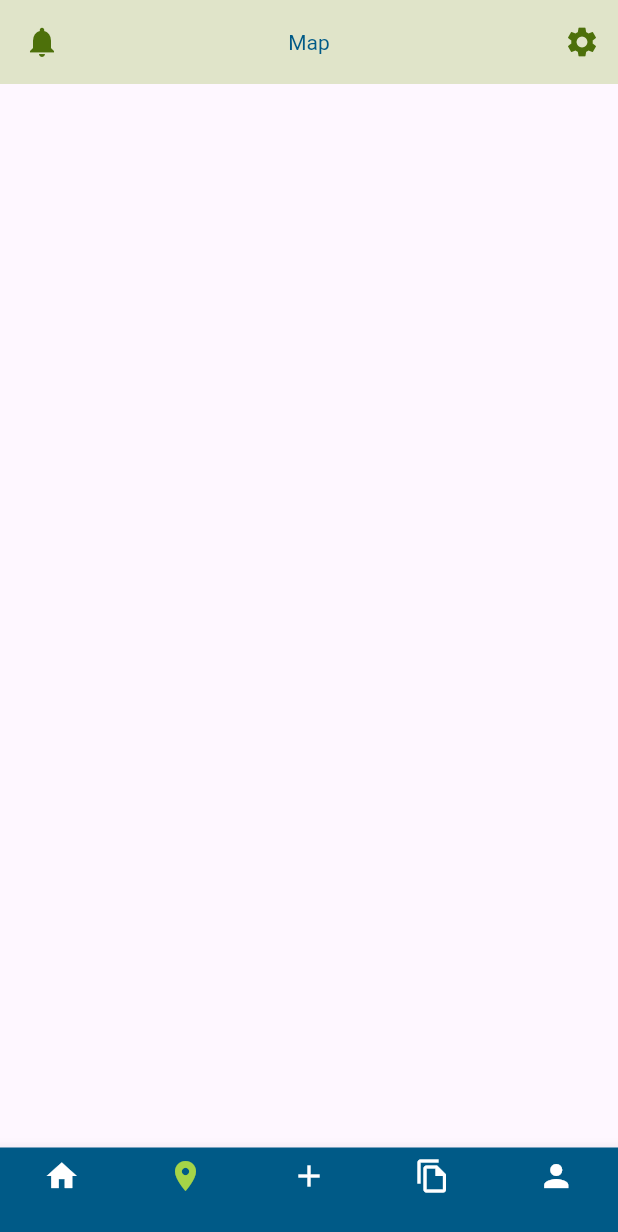
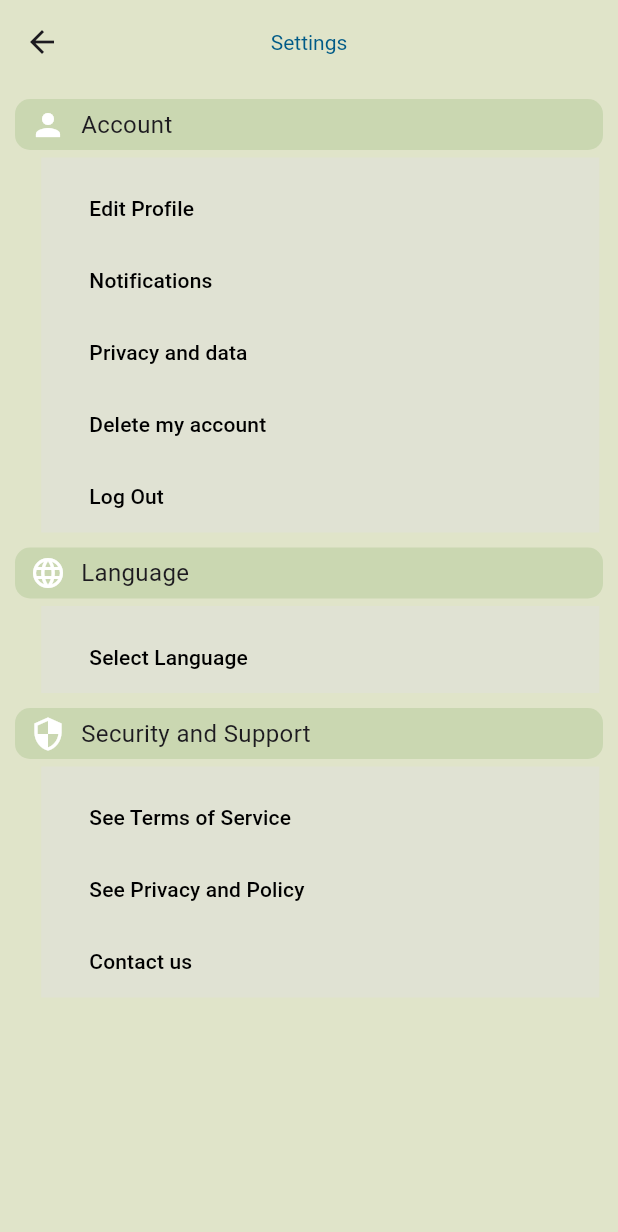
Before and after one commit to kodadasiofficial/Watch_Out, a Flutter app: the MainPage screen opened by its route, item 2 of the bottom bar chosen, after a tap on the "settings" icon, on a phone screen of 412 x 824 dp. Shown: the top 1232 px of the screen. Run offline on Flutter 3.47's test engine with Material 3 defaults, Android fonts, the phone set to English and light mode, and no system bars; our stand-ins replace cloud_firestore, email_validator, firebase_auth, firebase_core, geolocator, google_maps_flutter and 2 more; accounts and stored records are empty.

Commit message:
profile and settings page added

```diff
--- a/lib/constants/palette.dart
+++ b/lib/constants/palette.dart
@@ -10,4 +10,5 @@ class Palette {
   static Color mainPageTitle = const Color(0xff005A87);
   static Color dropdownBackground = const Color(0xffE0E2D3);
   static Color buttonBlue = const Color(0xff005A87);
+  static Color mainLightGreen = const Color(0xffE0E2D3);
 }
--- a/lib/main.dart
+++ b/lib/main.dart
@@ -1,5 +1,6 @@
 import 'package:flutter/material.dart';
 import 'package:flutter/services.dart';
+import 'package:watch_out/ui/pages/app_bar_pages/settings.dart';
 import 'package:watch_out/ui/pages/authentication/login.dart';
 import 'package:watch_out/ui/pages/authentication/signup.dart';
 import 'package:watch_out/ui/pages/landing_page.dart';
@@ -38,6 +39,7 @@ class WatchOut extends StatelessWidget {
         "/login": (context) => const LoginPage(),
         "/signUp": (context) => const SignUpPage(),
         "/mainPage": (context) => const MainPage(),
+        "/settingsPage": (context) => const SettingsPage()
       },
     );
   }
--- /dev/null
+++ b/lib/ui/pages/app_bar_pages/settings.dart
@@ -0,0 +1,187 @@
+import 'package:flutter/material.dart';
+import 'package:watch_out/backend/firebase/auth.dart';
+import 'package:watch_out/constants/fonts.dart';
+import 'package:watch_out/constants/palette.dart';
+
+class SettingsPage extends StatefulWidget {
+  const SettingsPage({super.key});
+
+  @override
+  State<SettingsPage> createState() => _SettingsPageState();
+}
+
+class _SettingsPageState extends State<SettingsPage> {
+  @override
+  Widget build(BuildContext context) {
+    return Scaffold(
+      backgroundColor: Palette.mainPage,
+      appBar: AppBar(
+        backgroundColor: Palette.mainPage,
+        centerTitle: true,
+        title: Text(
+          "Settings",
+          style: TextStyle(
+            color: Palette.mainPageTitle,
+            fontSize: Font.createAccountFontSize,
+          ),
+        ),
+      ),
+      body: SingleChildScrollView(
+        child: Column(
+          children: [
+            header(
+              "Account",
+              const Icon(
+                Icons.person,
+                color: Colors.white,
+              ),
+            ),
+            subCategories([
+              TextButton(
+                onPressed: () {},
+                child: const Text(
+                  "Edit Profile",
+                  style: TextStyle(
+                    color: Colors.black,
+                  ),
+                ),
+              ),
+              TextButton(
+                onPressed: () {},
+                child: const Text(
+                  "Notifications",
+                  style: TextStyle(
+                    color: Colors.black,
+                  ),
+                ),
+              ),
+              TextButton(
+                onPressed: () {},
+                child: const Text(
+                  "Privacy and data",
+                  style: TextStyle(
+                    color: Colors.black,
+                  ),
+                ),
+              ),
+              TextButton(
+                onPressed: () {},
+                child: const Text(
+                  "Delete my account",
+                  style: TextStyle(
+                    color: Colors.black,
+                  ),
+                ),
+              ),
+              TextButton(
+                onPressed: () => AuthService().signOut(context),
+                child: const Text(
+                  "Log Out",
+                  style: TextStyle(
+                    color: Colors.black,
+                  ),
+                ),
+              ),
+            ]),
+            header(
+              "Language",
+              const Icon(
+                Icons.language,
+                color: Colors.white,
+              ),
+            ),
+            subCategories([
+              TextButton(
+                onPressed: () {},
+                child: const Text(
+                  "Select Language",
+                  style: TextStyle(
+                    color: Colors.black,
+                  ),
+                ),
+              ),
+            ]),
+            header(
+              "Security and Support",
+              const Icon(
+                Icons.security,
+                color: Colors.white,
+              ),
+            ),
+            subCategories([
+              TextButton(
+                onPressed: () {},
+                child: const Text(
+                  "See Terms of Service",
+                  style: TextStyle(
+                    color: Colors.black,
+                  ),
+                ),
+              ),
+              TextButton(
+                onPressed: () {},
+                child: const Text(
+                  "See Privacy and Policy",
+                  style: TextStyle(
+                    color: Colors.black,
+                  ),
+                ),
+              ),
+              TextButton(
+                onPressed: () {},
+                child: const Text(
+                  "Contact us",
+                  style: TextStyle(
+                    color: Colors.black,
+                  ),
+                ),
+              ),
+            ]),
+          ],
+        ),
+      ),
+    );
+  }
+
+  Widget header(String title, Icon icon) {
+    return Container(
+      alignment: Alignment.topLeft,
+      padding: const EdgeInsets.only(left: 10, top: 5, bottom: 5),
+      margin: const EdgeInsets.only(left: 10, right: 10, top: 10, bottom: 5),
+      decoration: BoxDecoration(
+        color: Palette.lightGreen,
+        borderRadius: BorderRadius.circular(10),
+      ),
+      child: Row(
+        children: [
+          icon,
+          SizedBox(
+            width: 10,
+          ),
+          Text(
+            title,
+            style: TextStyle(
+              fontSize: Font.reportsFontSize,
+            ),
+          ),
+        ],
+      ),
+    );
+  }
+
+  Widget subCategories(List<Widget> children) {
+    return Container(
+      width: MediaQuery.of(context).size.width - 40,
+      padding: EdgeInsets.only(left: 20, top: 10),
+      margin: EdgeInsets.only(left: 15),
+      alignment: Alignment.topLeft,
+      decoration: BoxDecoration(
+        color: Palette.mainLightGreen,
+      ),
+      child: Column(
+        crossAxisAlignment: CrossAxisAlignment.start,
+        children: children,
+      ),
+    );
+  }
+}
--- a/lib/ui/pages/main_pages/main_page.dart
+++ b/lib/ui/pages/main_pages/main_page.dart
@@ -4,6 +4,7 @@ import 'package:watch_out/constants/palette.dart';
 import 'package:watch_out/backend/firebase/auth.dart';
 import 'package:watch_out/ui/pages/main_pages/add_reports.dart';
 import 'package:watch_out/ui/pages/main_pages/home_page.dart';
+import 'package:watch_out/ui/pages/main_pages/profile.dart';
 import 'package:watch_out/ui/pages/main_pages/reports.dart';
 
 class MainPage extends StatefulWidget {
@@ -35,7 +36,7 @@ class _MainPageState extends State<MainPage> {
       Container(),
       const AddReport(),
       const ReportsPage(),
-      Container(),
+      const ProfilePage(),
     ];
     super.initState();
   }
@@ -65,7 +66,7 @@ class _MainPageState extends State<MainPage> {
         ),
         actions: [
           IconButton(
-            onPressed: () {},
+            onPressed: () => Navigator.pushNamed(context, "/settingsPage"),
             icon: Icon(
               Icons.settings,
               color: Palette.darkGreen,
```
Also changed, not shown: lib/ui/pages/authentication/login.dart (+8 -16 lines), lib/ui/pages/authentication/signup.dart (+7 -0 lines), lib/ui/pages/main_pages/profile.dart (added, +175 -0 lines), assets/images/background_profile.png (added), assets/images/logo.png (added), 16 other files.
